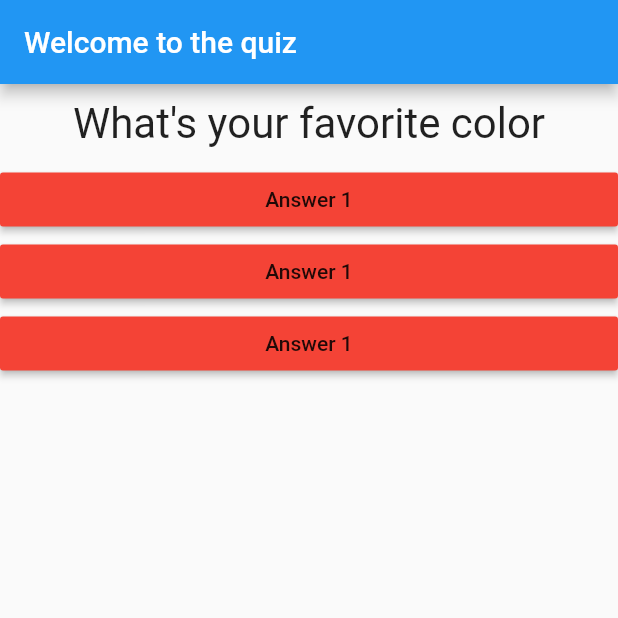
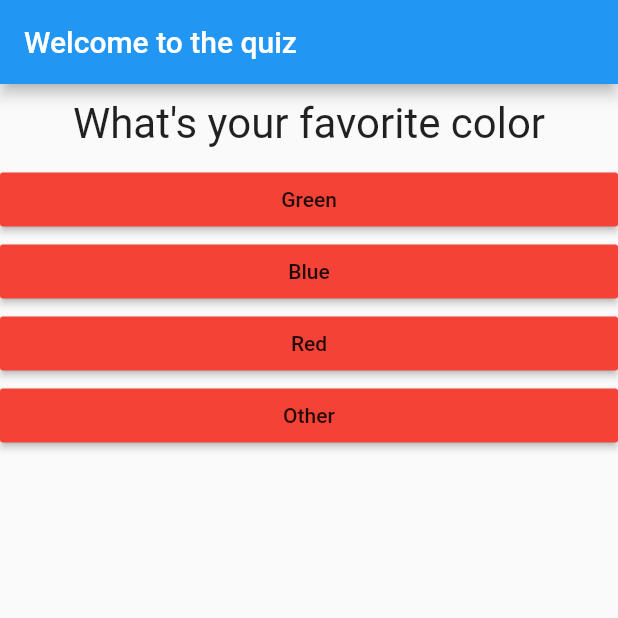
Before and after one commit to amitpanwar789/A-Quiz-App, a Flutter app: the screen it shows after launch, on a phone screen of 412 x 824 dp, the top half of it. Run offline on Flutter 3.47's test engine with Material 2 defaults, Android fonts, the phone set to English and light mode, and no system bars.

Commit message:
answer widget response

```diff
--- a/lib/answer.dart
+++ b/lib/answer.dart
@@ -3,14 +3,16 @@ import 'package:flutter/material.dart';
 class Answer extends StatelessWidget {
   //const Answer({Key? key}) : super(key: key);
   final VoidCallback Answer_selector;
-  Answer(this.Answer_selector);
+  final String answer_text;
+  Answer(this.Answer_selector , this.answer_text);
+
   @override
   Widget build(BuildContext context) {
     return Container(
         width: double.infinity,
         child: RaisedButton(
           color: Colors.red,
-          child: Text("Answer 1"),
+          child: Text(answer_text),
           onPressed: Answer_selector,
         )
       );
--- a/lib/main.dart
+++ b/lib/main.dart
@@ -28,10 +28,24 @@ class _MyAppState extends State<MyApp> {
   // This widget is the root of your application.
   @override
   Widget build(BuildContext context) {
-    var _question = [
-      "What's your favorite color",
-      "What's your favorite places",
-      "What's your goal",
+    List _question = [
+      {
+        "questionText": "What's your favorite color",
+        "answer": ["Green", "Blue", "Red", "Other"]
+      },
+      {
+        "questionText": "What's your favorite places",
+        "answer": [
+          "Indian Pilgrimages",
+          "Forest",
+          " Your Home",
+          "Crowdy Places"
+        ]
+      },
+      {
+        "questionText": "What's your life's goal",
+        "answer": ["Money", "Love", "To Help Others", "other"]
+      },
     ];
     return MaterialApp(
       title: 'Flutter Demo',
@@ -43,10 +57,10 @@ class _MyAppState extends State<MyApp> {
         body: Column(
             // ignore: prefer_const_literals_to_create_immutables
             children: [
-              Question(_question[_index]),
-              Answer(_pressed),
-              Answer(_pressed),
-              Answer(_pressed),
+              Question(_question[_index]["questionText"]),
+              ...(_question[_index]["answer"] as List<String>).map((answer) {
+                return Answer(_pressed, answer);
+              }).toList()
             ]),
       ),
     );
```
Also changed, not shown: 1 other file.
